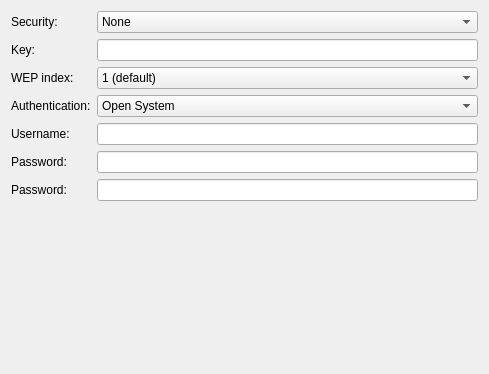
Old version of the form libs/editor/settings/ui/wifisecurity.ui in the repository KDE/plasma-nm.
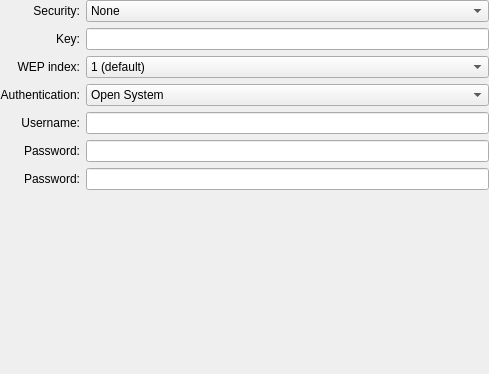
New version of the form. Custom widgets are drawn as their Qt base class.

Commit message: wifi: refactor security UI layout and 802.1x form behavior

The edit to the form file:
```diff
--- a/libs/editor/settings/ui/wifisecurity.ui
+++ b/libs/editor/settings/ui/wifisecurity.ui
@@ -14,14 +14,29 @@
   <property name="windowTitle">
    <string>Wifi Security</string>
   </property>
-  <layout class="QVBoxLayout" name="verticalLayout">
-   <item>
-    <layout class="QFormLayout" name="formLayout">
+  <layout class="QFormLayout" name="formLayout">
+     <property name="leftMargin">
+      <number>0</number>
+     </property>
+     <property name="topMargin">
+      <number>0</number>
+     </property>
+     <property name="rightMargin">
+      <number>0</number>
+     </property>
+     <property name="bottomMargin">
+      <number>0</number>
+     </property>     <property name="labelAlignment">
+      <set>Qt::AlignRight|Qt::AlignTrailing|Qt::AlignVCenter</set>
+     </property>
      <item row="0" column="0">
       <widget class="QLabel" name="label">
        <property name="text">
         <string>Security:</string>
        </property>
+       <property name="alignment">
+        <set>Qt::AlignRight|Qt::AlignTrailing|Qt::AlignVCenter</set>
+       </property>
        <property name="buddy">
         <cstring>securityCombo</cstring>
        </property>
@@ -92,6 +107,9 @@
        <property name="text">
         <string>Key:</string>
        </property>
+       <property name="alignment">
+        <set>Qt::AlignRight|Qt::AlignTrailing|Qt::AlignVCenter</set>
+       </property>
        <property name="buddy">
         <cstring>wepKey</cstring>
        </property>
@@ -112,6 +130,9 @@
        <property name="text">
         <string>WEP index:</string>
        </property>
+       <property name="alignment">
+        <set>Qt::AlignRight|Qt::AlignTrailing|Qt::AlignVCenter</set>
+       </property>
        <property name="buddy">
         <cstring>wepIndex</cstring>
        </property>
@@ -152,6 +173,9 @@
        <property name="text">
         <string>Authentication:</string>
        </property>
+       <property name="alignment">
+        <set>Qt::AlignRight|Qt::AlignTrailing|Qt::AlignVCenter</set>
+       </property>
        <property name="buddy">
         <cstring>wepAuth</cstring>
        </property>
@@ -182,6 +206,9 @@
        <property name="text">
         <string>Username:</string>
        </property>
+       <property name="alignment">
+        <set>Qt::AlignRight|Qt::AlignTrailing|Qt::AlignVCenter</set>
+       </property>
        <property name="buddy">
         <cstring>leapUsername</cstring>
        </property>
@@ -195,6 +222,9 @@
        <property name="text">
         <string>Password:</string>
        </property>
+       <property name="alignment">
+        <set>Qt::AlignRight|Qt::AlignTrailing|Qt::AlignVCenter</set>
+       </property>
        <property name="buddy">
         <cstring>leapPassword</cstring>
        </property>
@@ -212,6 +242,9 @@
        <property name="text">
         <string>Password:</string>
        </property>
+       <property name="alignment">
+        <set>Qt::AlignRight|Qt::AlignTrailing|Qt::AlignVCenter</set>
+       </property>
        <property name="buddy">
         <cstring>psk</cstring>
        </property>
@@ -224,47 +257,6 @@
        </property>
       </widget>
      </item>
-    </layout>
-   </item>
-   <item>
-    <widget class="QWidget" name="stackedWidgetContainer" native="true">
-     <layout class="QVBoxLayout" name="stackedLayout">
-      <property name="leftMargin">
-       <number>0</number>
-      </property>
-      <property name="topMargin">
-       <number>0</number>
-      </property>
-      <property name="rightMargin">
-       <number>0</number>
-      </property>
-      <property name="bottomMargin">
-       <number>0</number>
-      </property>
-      <item>
-       <widget class="QStackedWidget" name="stackedWidget">
-        <property name="currentIndex">
-         <number>0</number>
-        </property>
-        <widget class="QWidget" name="securityNone"/>
-       </widget>
-      </item>
-     </layout>
-    </widget>
-   </item>
-   <item>
-    <spacer name="verticalSpacer">
-     <property name="orientation">
-      <enum>Qt::Vertical</enum>
-     </property>
-     <property name="sizeHint" stdset="0">
-      <size>
-       <width>20</width>
-       <height>40</height>
-      </size>
-     </property>
-    </spacer>
-   </item>
   </layout>
  </widget>
  <customwidgets>
```
The commit also changes 9 other files.
